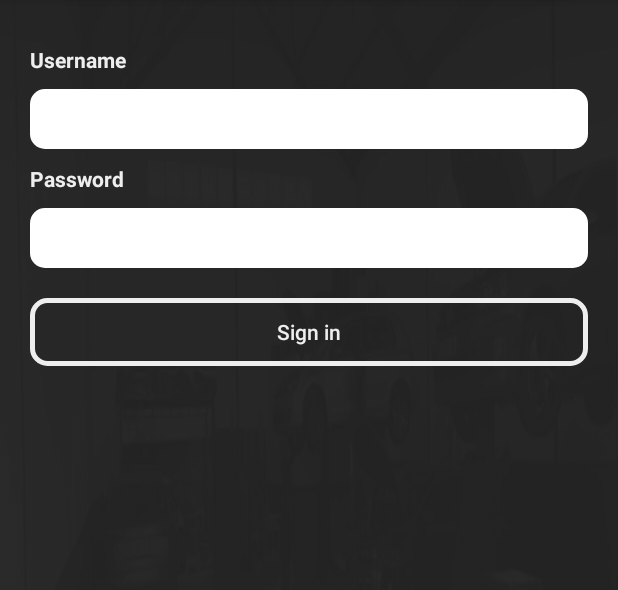
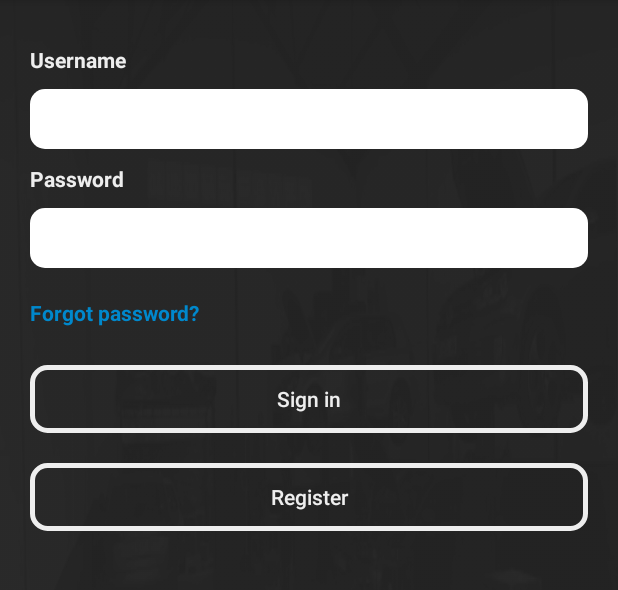
Before and after one commit to Tjx4/Geartronix, an Android app: the LoginActivityLoginView screen opened directly, with no data from a screen before it, after a tap on "Sign in", on a phone screen of 412 x 824 dp, the part 84-674 px from its top. Run offline under Robolectric (Android 15) with nearby library versions, the phone set to English and light mode, and no system bars; network calls fail.

Commit message:
added changes to baseview

```diff
--- a/app/src/main/AndroidManifest.xml
+++ b/app/src/main/AndroidManifest.xml
@@ -18,7 +18,7 @@
                 <category android:name="android.intent.category.LAUNCHER"/>
             </intent-filter>
         </activity>
-        <activity android:name=".activities.LoginActivity"/>
+        <activity android:name=".activities.LoginActivityLoginView"/>
         <activity android:name=".activities.GalleryActivity"/>
         <activity android:name=".activities.CollToolbarActivity"/>
         <activity android:name=".activities.BaseAsyncActivity">
--- a/app/src/main/java/com/emgr/geartronix/activities/BaseActivity.java
+++ b/app/src/main/java/com/emgr/geartronix/activities/BaseActivity.java
@@ -5,4 +5,10 @@ import com.emgr.geartronix.presenters.BasePresenter;
 
 public abstract class BaseActivity extends AppCompatActivity {
     protected BasePresenter presenter;
+
+    @Override
+    protected void onDestroy() {
+        super.onDestroy();
+        presenter.activity = null;
+    }
 }
--- a/app/src/main/java/com/emgr/geartronix/activities/LoginActivity.java
+++ b/app/src/main/java/com/emgr/geartronix/activities/LoginActivityLoginView.java
@@ -3,9 +3,9 @@ package com.emgr.geartronix.activities;
 import android.os.Bundle;
 import android.view.View;
 import com.emgr.geartronix.presenters.LoginPresenter;
-import com.emgr.geartronix.views.ILoginViewI;
+import com.emgr.geartronix.views.ILoginView;
 
-public class LoginActivity extends BaseAsyncActivity implements ILoginViewI {
+public class LoginActivityLoginView extends BaseAsyncActivity implements ILoginView {
 
     @Override
     protected void onCreate(Bundle savedInstanceState) {
--- a/app/src/main/java/com/emgr/geartronix/activities/SplashActivity.java
+++ b/app/src/main/java/com/emgr/geartronix/activities/SplashActivity.java
@@ -3,7 +3,6 @@ package com.emgr.geartronix.activities;
 import android.content.Intent;
 import android.support.v7.app.AppCompatActivity;
 import android.os.Bundle;
-import com.emgr.geartronix.R;
 
 
 public class SplashActivity extends AppCompatActivity {
@@ -15,7 +14,7 @@ public class SplashActivity extends AppCompatActivity {
     }
 
     private void goToLogin() {
-        Intent i = new Intent(this, LoginActivity.class);
+        Intent i = new Intent(this, LoginActivityLoginView.class);
         startActivity(i);
         finish();
     }
--- a/app/src/main/java/com/emgr/geartronix/presenters/BaseAsyncPresenter.java
+++ b/app/src/main/java/com/emgr/geartronix/presenters/BaseAsyncPresenter.java
@@ -1,14 +1,11 @@
 package com.emgr.geartronix.presenters;
-
 
 import android.os.AsyncTask;
 import android.os.Build;
 import android.os.Bundle;
 import android.view.View;
-
 import com.emgr.geartronix.constants.Constants;
 import com.emgr.geartronix.providers.HttpConnectionProvider;
-
 import java.io.IOException;
 import java.util.ArrayList;
 import java.util.List;
@@ -99,11 +96,19 @@ public abstract class BaseAsyncPresenter extends BasePresenter{
 
         @Override
         protected void onPostExecute(Object outputData) {
+
+            if(appDisposed())
+                return;
+
             super.onPostExecute(outputData);
             afterAsyncCall(outputData);
 
             resetIfTriggeredByView(triggerView);
         }
 
+        private boolean appDisposed() {
+            return activity == null;
+        }
+
     }
 }
--- a/app/src/main/java/com/emgr/geartronix/presenters/BasePresenter.java
+++ b/app/src/main/java/com/emgr/geartronix/presenters/BasePresenter.java
@@ -7,11 +7,10 @@ import android.os.Bundle;
 import android.support.v7.app.ActionBar;
 import android.support.v7.app.AlertDialog;
 import android.widget.Toast;
-
 import com.emgr.geartronix.R;
 import com.emgr.geartronix.activities.BaseActivity;
 
-public abstract class BasePresenter{
+public abstract class BasePresenter {
 
     protected Context context;
     protected String BASE_LOG = "base_log";
--- a/app/src/main/java/com/emgr/geartronix/presenters/ILoginPresenter.java
+++ b/app/src/main/java/com/emgr/geartronix/presenters/ILoginPresenter.java
@@ -4,8 +4,8 @@ package com.emgr.geartronix.presenters;
 import android.view.View;
 
 public interface ILoginPresenter extends IBaseAsyncPresenter {
-    void onLoginButtonClicked(View button);
-    void onRegisterClicked();
-    void onForgotPasswordClicked();
+    void onLoginButtonClicked(View view);
+    void onRegisterClicked(View view);
+    void onForgotPasswordClicked(View view);
     void setLoginDetails();
 }
--- a/app/src/main/java/com/emgr/geartronix/views/ILoginViewI.java
+++ b/app/src/main/java/com/emgr/geartronix/views/ILoginView.java
@@ -1,8 +1,7 @@
 package com.emgr.geartronix.views;
 
-import android.view.View;
 import com.emgr.geartronix.presenters.LoginPresenter;
 
-public interface ILoginViewI extends IBaseAsyncView {
+public interface ILoginView extends IBaseAsyncView {
     LoginPresenter getPresenter();
 }
--- a/app/src/main/res/layout/activity_gallery.xml
+++ b/app/src/main/res/layout/activity_gallery.xml
@@ -108,7 +108,7 @@
             android:layout_alignParentStart="true"
             android:layout_below="@+id/lrgViewMenuStrip"
             android:src="@android:drawable/ic_lock_lock"
-            android:background="@color/test_light"/>
+            android:background="@color/blue_one"/>
 
 
     </RelativeLayout>
--- a/app/src/main/res/layout/activity_login.xml
+++ b/app/src/main/res/layout/activity_login.xml
@@ -13,7 +13,7 @@
     android:padding="20dp"
     android:focusableInTouchMode="true"
     android:background="@drawable/page_background"
-    tools:context="com.emgr.geartronix.activities.LoginActivity">
+    tools:context="com.emgr.geartronix.activities.LoginActivityLoginView">
 
     <TextView style="@style/mediumLabel"
               android:text="@string/username" />
@@ -27,12 +27,22 @@
     <EditText android:id="@+id/txtPassword"
                style="@style/mediumTextBox" />
 
+    <TextView android:id="@+id/txtForgotPassword"
+              style="@style/forgotPasswordLabel"
+              android:text="@string/forgot_password" />
+
     <Button style="@style/mediumButton"
             android:id="@+id/btnLogin"
             android:text="@string/sign_in"
             android:layout_width="match_parent"
             android:onClick="handleButtonsClickedEvent"/>
 
+    <Button style="@style/mediumButton"
+            android:id="@+id/btnRegister"
+            android:text="@string/register"
+            android:layout_width="match_parent"
+            android:onClick="handleButtonsClickedEvent"/>
+
 </LinearLayout>
 
 </ScrollView>
--- a/app/src/main/res/values/colors.xml
+++ b/app/src/main/res/values/colors.xml
@@ -8,7 +8,7 @@
     <color name="appBackground">#222222</color>
     <color name="transBlack">#d80d0707</color>
 
-    <color name="test_light">#0088cc</color>
+    <color name="blue_one">#0088cc</color>
     <color name="testGreen">#11aa11</color>
     <color name="test_dark">#003366</color>
     <color name="colorRed">#aa3311</color>
--- a/app/src/main/res/values/strings.xml
+++ b/app/src/main/res/values/strings.xml
@@ -5,4 +5,6 @@
     <string name="password">Password</string>
     <string name="sign_in">Sign in</string>
     <string name="ok">Ok</string>
+    <string name="forgot_password">Forgot password?</string>
+    <string name="register">Register</string>
 </resources>
--- a/app/src/main/res/values/styles.xml
+++ b/app/src/main/res/values/styles.xml
@@ -22,6 +22,12 @@
 
     <style name="mediumLabel" parent="geartronixLabel">
         <item name="android:textSize">@dimen/medium_font_size</item>
+    </style>
+
+    <style name="forgotPasswordLabel" parent="mediumLabel">
+        <item name="android:textColor">@color/blue_one</item>
+        <item name="android:layout_marginTop">20dp</item>
+        <item name="android:layout_marginBottom">5dp</item>
     </style>
 
     <style name="geartronixTextBox">
```
Also changed, not shown: app/src/main/java/com/emgr/geartronix/presenters/LoginPresenter.java (+16 -11 lines).
